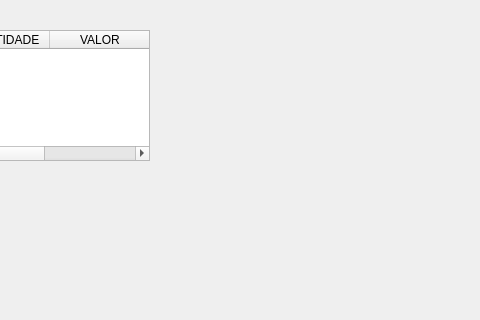
Old version of the form telas/tela_estoque.ui in the repository Faeldh/APP_Junina; both pictures show x 181 to 661 and y 0 to 320 of the 661 by 491 pixel window.
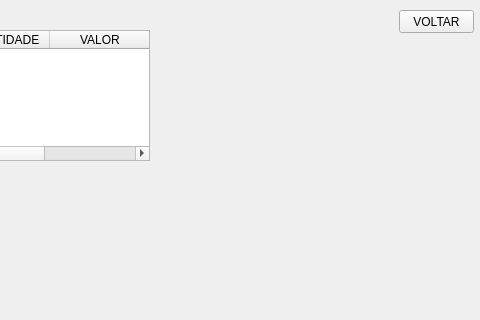
New version of the form.

Commit message: tela_vendas

The edit to the form file:
```diff
--- a/telas/tela_estoque.ui
+++ b/telas/tela_estoque.ui
@@ -38,6 +38,19 @@
     </property>
    </column>
   </widget>
+  <widget class="QPushButton" name="pushVoltar">
+   <property name="geometry">
+    <rect>
+     <x>580</x>
+     <y>10</y>
+     <width>75</width>
+     <height>23</height>
+    </rect>
+   </property>
+   <property name="text">
+    <string>VOLTAR</string>
+   </property>
+  </widget>
  </widget>
  <resources/>
  <connections/>
```
The commit also changes 2 other files.
